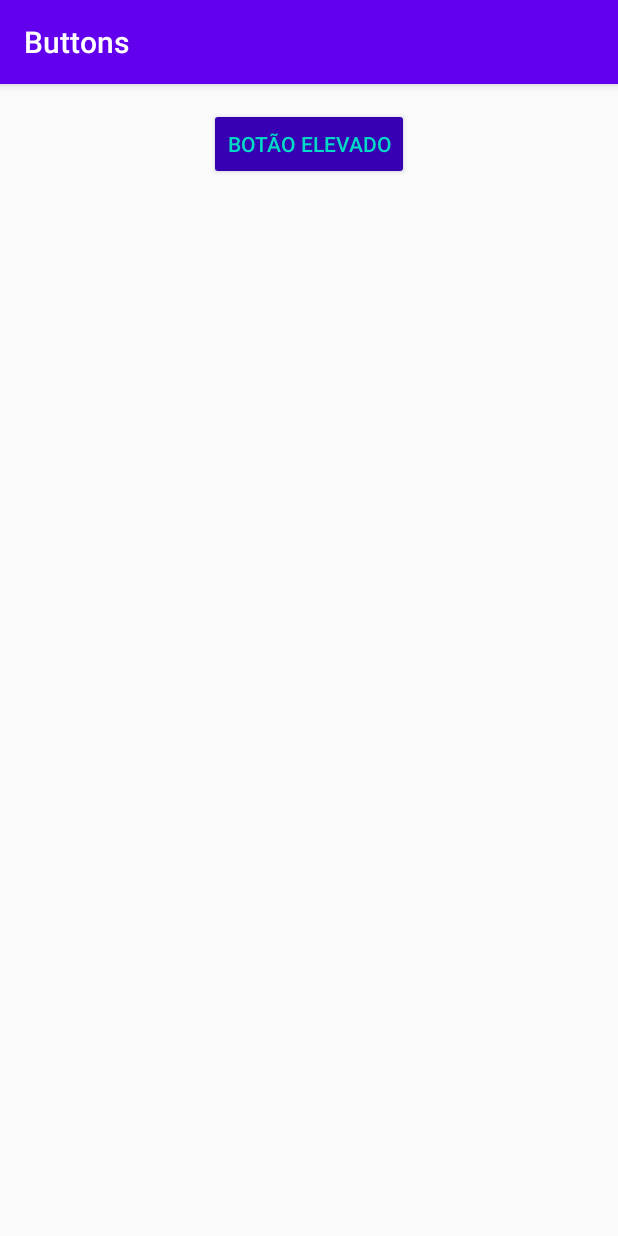
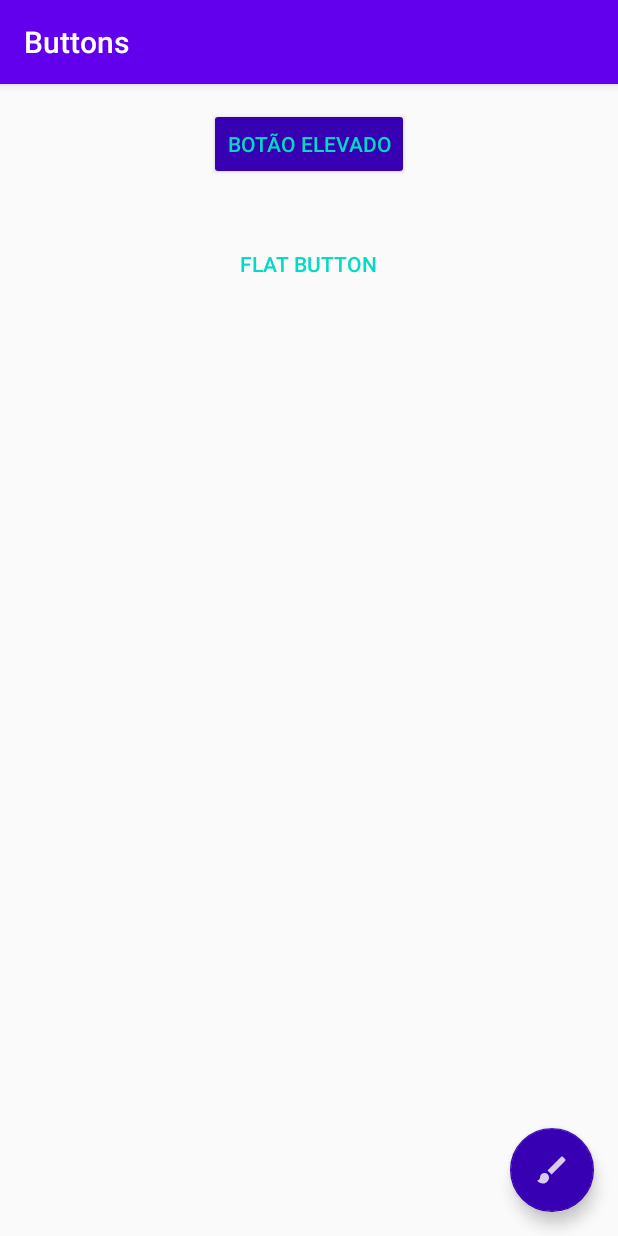
Before and after one commit to GabrielRJesus/AndroidProjects, an Android app: the screen it shows after launch (MainActivity), on a phone screen of 412 x 824 dp. Run offline under Robolectric (Android 15) with nearby library versions, the phone set to English and light mode, and no system bars.

Commit message:
Flat button e Floating Button

```diff
--- a/Buttons/app/build.gradle
+++ b/Buttons/app/build.gradle
@@ -26,6 +26,7 @@ dependencies {
     implementation fileTree(dir: "libs", include: ["*.jar"])
     implementation 'androidx.appcompat:appcompat:1.2.0'
     implementation 'androidx.constraintlayout:constraintlayout:2.0.4'
+    implementation 'com.android.support:design:28.0.0'
     testImplementation 'junit:junit:4.12'
     androidTestImplementation 'androidx.test.ext:junit:1.1.2'
     androidTestImplementation 'androidx.test.espresso:espresso-core:3.3.0'
--- /dev/null
+++ b/Buttons/app/src/main/res/drawable-anydpi/ic_fab.xml
@@ -0,0 +1,11 @@
+<vector xmlns:android="http://schemas.android.com/apk/res/android"
+    android:width="24dp"
+    android:height="24dp"
+    android:viewportWidth="24"
+    android:viewportHeight="24"
+    android:tint="#FFFFFF"
+    android:alpha="0.8">
+  <path
+      android:fillColor="@android:color/white"
+      android:pathData="M7,14c-1.66,0 -3,1.34 -3,3 0,1.31 -1.16,2 -2,2 0.92,1.22 2.49,2 4,2 2.21,0 4,-1.79 4,-4 0,-1.66 -1.34,-3 -3,-3zM20.71,4.63l-1.34,-1.34c-0.39,-0.39 -1.02,-0.39 -1.41,0L9,12.25 11.75,15l8.96,-8.96c0.39,-0.39 0.39,-1.02 0,-1.41z"/>
+</vector>
--- a/Buttons/app/src/main/res/layout/activity_main.xml
+++ b/Buttons/app/src/main/res/layout/activity_main.xml
@@ -1,18 +1,39 @@
 <?xml version="1.0" encoding="utf-8"?>
-<LinearLayout xmlns:android="http://schemas.android.com/apk/res/android"
+<RelativeLayout xmlns:android="http://schemas.android.com/apk/res/android"
     xmlns:app="http://schemas.android.com/apk/res-auto"
     xmlns:tools="http://schemas.android.com/tools"
     android:layout_width="match_parent"
     android:layout_height="match_parent"
-    android:orientation="vertical"
     tools:context=".MainActivity">
 
     <androidx.appcompat.widget.AppCompatButton
+        android:id="@+id/raisedButton"
         android:layout_width="wrap_content"
         android:layout_height="wrap_content"
         android:layout_margin="16dp"
-        android:layout_gravity="center"
+        android:layout_centerHorizontal="true"
         android:text="@string/btn_elevado"
         style="@style/RaisedButton"/>
 
-</LinearLayout>
+    <androidx.appcompat.widget.AppCompatButton
+        android:id="@+id/flatButton"
+        android:layout_width="wrap_content"
+        android:layout_height="wrap_content"
+        android:layout_margin="16dp"
+        android:layout_centerHorizontal="true"
+        android:layout_below="@+id/raisedButton"
+        android:text="@string/btn_flat"
+        style="@style/FlatButton"/>
+
+    <com.google.android.material.floatingactionbutton.FloatingActionButton
+        android:id="@+id/fab"
+        android:layout_width="wrap_content"
+        android:layout_height="wrap_content"
+        android:layout_margin="16dp"
+        android:src="@drawable/ic_fab"
+        android:layout_alignParentBottom="true"
+        android:layout_alignParentRight="true"
+        app:fabSize="normal"
+        app:backgroundTint="@color/colorPrimaryDark" />
+
+</RelativeLayout>
--- a/Buttons/app/src/main/res/values/strings.xml
+++ b/Buttons/app/src/main/res/values/strings.xml
@@ -1,4 +1,5 @@
 <resources>
     <string name="app_name">Buttons</string>
     <string name="btn_elevado">BOTÃO ELEVADO</string>
+    <string name="btn_flat">FLAT BUTTON</string>
 </resources>
--- a/Buttons/app/src/main/res/values/styles.xml
+++ b/Buttons/app/src/main/res/values/styles.xml
@@ -12,4 +12,8 @@
         <item name="android:textColor">@color/colorAccent</item>
     </style>
 
+    <style name="FlatButton" parent="Widget.AppCompat.Button.Borderless">
+        <item name="android:textColor">@color/colorAccent</item>
+    </style>
+
 </resources>
```
Also changed, not shown: Buttons/app/src/main/res/drawable-hdpi/ic_fab.png (added), Buttons/app/src/main/res/drawable-mdpi/ic_fab.png (added), Buttons/app/src/main/res/drawable-xhdpi/ic_fab.png (added), Buttons/app/src/main/res/drawable-xxhdpi/ic_fab.png (added).
